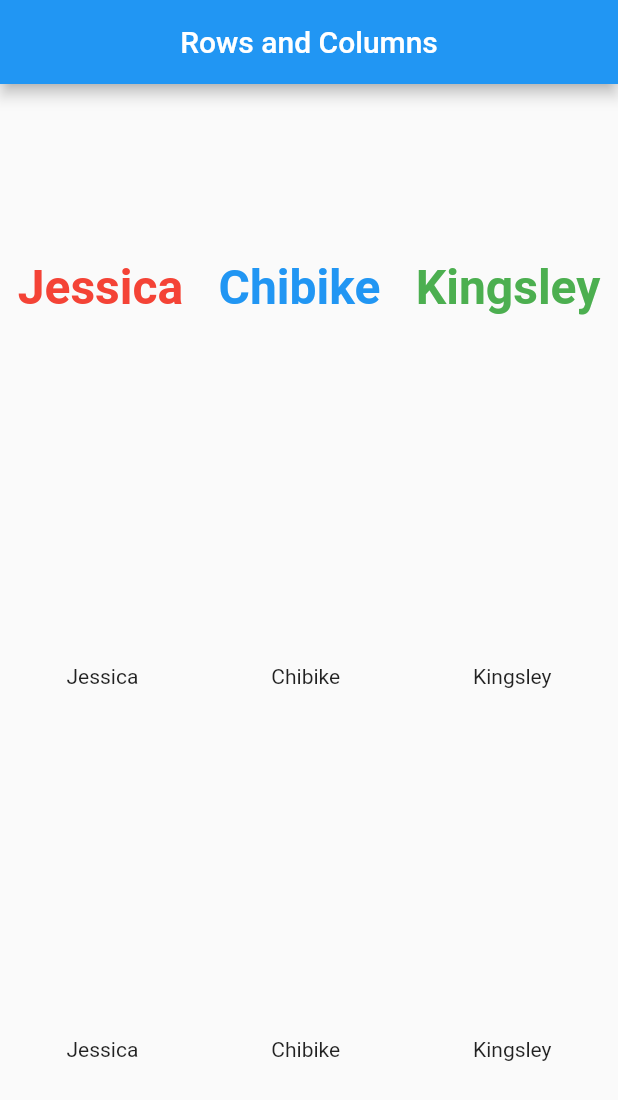
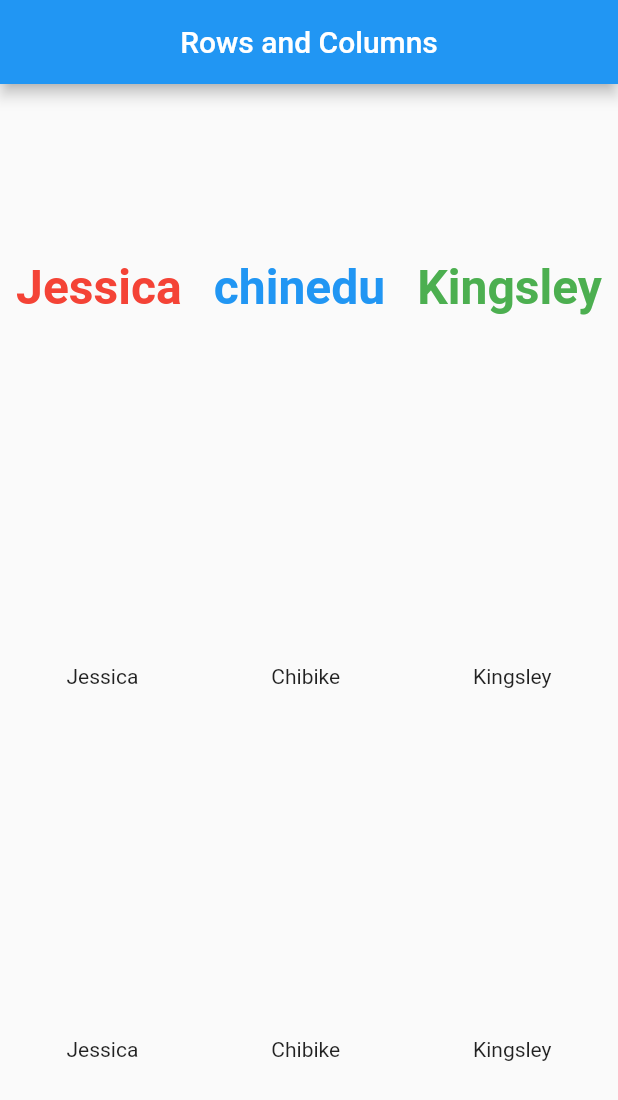
Before and after one commit to dblacktechie/myapp, a Flutter app: the screen it shows after launch, on a phone screen of 412 x 824 dp. Shown: the top 1100 px of the screen. Run offline on Flutter 3.47's test engine with Material 2 defaults, Android fonts, the phone set to English and light mode, and no system bars.

Commit message:
my second commit

```diff
--- a/lib/main.dart
+++ b/lib/main.dart
@@ -36,7 +36,7 @@ class MainApp extends StatelessWidget {
                         ),
                       ),
                       Text(
-                        'Chibike',
+                        'chinedu',
                         style: TextStyle(
                           color: Colors.blue,
                           fontWeight: FontWeight.bold,
```
